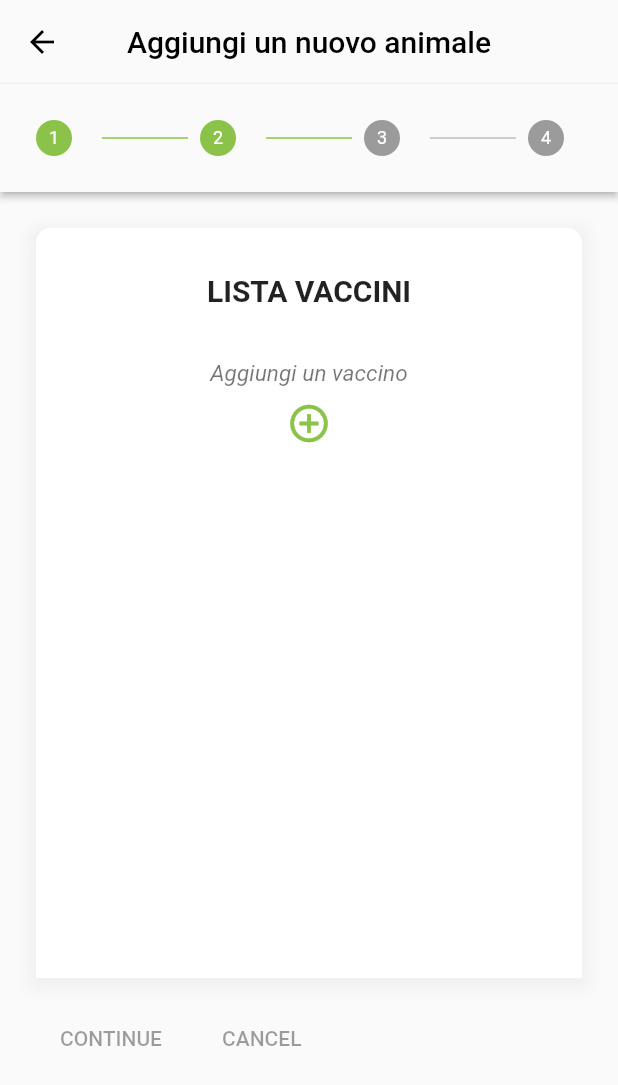
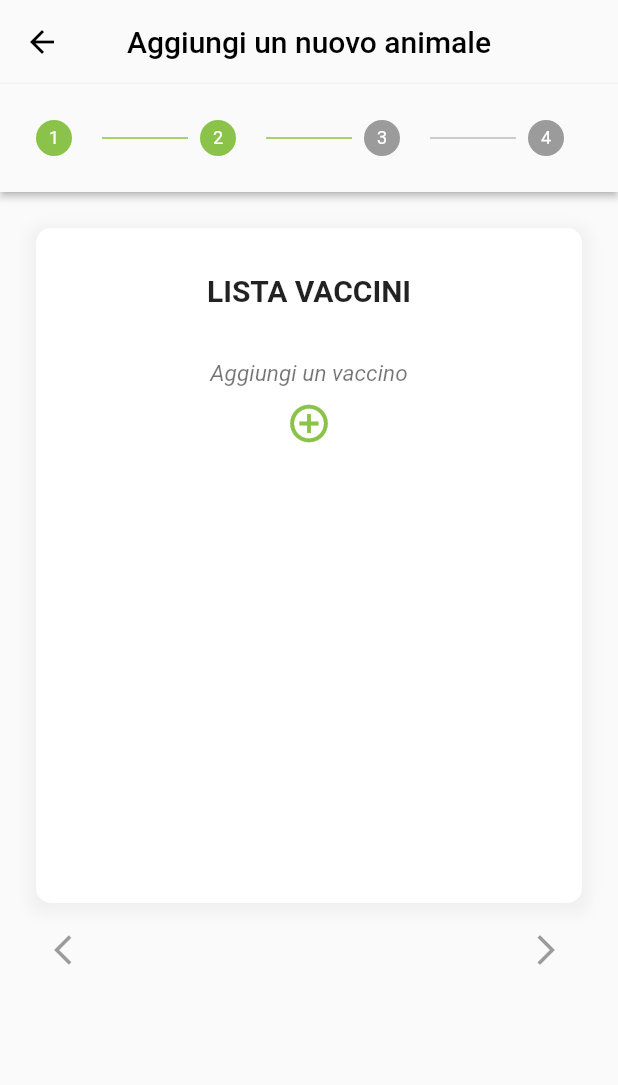
Before and after one commit to simoneauriemma/Pet-360, a Flutter app: the NavigatorAdd screen opened directly, after a tap on an icon or button, on a phone screen of 412 x 824 dp. Shown: the top 1085 px of the screen. Run offline on Flutter 3.47's test engine with Material 2 defaults, Android fonts, the phone set to English and light mode, and no system bars; our stand-ins replace cloud_firestore, curved_navigation_bar, firebase_auth, firebase_core, firebase_database, firebase_storage and 10 more; missing offline and left inert: tflite; accounts and stored records are empty; Roboto replaces fonts that are missing (Questrial); project files that could hold a hidden picture were left out.

Commit message:
Update navigator_add.dart

```diff
--- a/lib/screens/navigator_add.dart
+++ b/lib/screens/navigator_add.dart
@@ -158,11 +158,7 @@ class _addInfoState extends State<NavigatorAdd> {
         Step(
           isActive: currentStep >= 0,
           title: Text(''),
-          content: Container(
-            //color: Colors.transparent.withOpacity(0.5),
-            child: SingleChildScrollView(
-              padding: EdgeInsets.only(bottom: 100),
-              child: Column(
+          content:  Column(
                 children: [
                   Container(
                       padding: EdgeInsets.only(top: 20),
@@ -422,25 +418,26 @@ class _addInfoState extends State<NavigatorAdd> {
                           )
                         ],
                       )),
+                //Padding(padding: EdgeInsets.only(bottom: 100))
                 ],
               ),
-            ),
-          ),
+
         ),
         Step(
           isActive: currentStep >= 1,
           title: Text(''),
-          content: Column(children: [
+          content:
+          Column(children: [
             Container(
               width: MediaQuery.of(context).size.width / 1.1,
-              height: 500,
+              height: 450,
               decoration: BoxDecoration(
                 color: Colors.white,
                 borderRadius: const BorderRadius.only(
                     topLeft: Radius.circular(10),
                     topRight: Radius.circular(10),
-                    bottomLeft: Radius.circular(0),
-                    bottomRight: Radius.circular(0)),
+                    bottomLeft: Radius.circular(10),
+                    bottomRight: Radius.circular(10)),
                 boxShadow: [
                   BoxShadow(
                     color: Colors.grey.withOpacity(0.1),
@@ -729,6 +726,7 @@ class _addInfoState extends State<NavigatorAdd> {
               ),
             ),
           ]),
+
         ),
         Step(
             isActive: currentStep >= 2,
@@ -1111,7 +1109,7 @@ class _addInfoState extends State<NavigatorAdd> {
   @override
   Widget build(BuildContext context) {
     return Scaffold(
-      resizeToAvoidBottomInset: false,
+      //resizeToAvoidBottomInset: false,
       appBar: AppBar(
         backgroundColor: Colors.transparent,
         title: Text("Aggiungi un nuovo animale"),
@@ -1129,8 +1127,43 @@ class _addInfoState extends State<NavigatorAdd> {
         type: StepperType.horizontal,
         steps: getSteps(),
         currentStep: currentStep,
-        onStepContinue: null,
-        onStepCancel: null,
+         controlsBuilder: (BuildContext context,
+          {VoidCallback? onStepContinue, VoidCallback? onStepCancel}) {
+        return Row(
+          mainAxisSize: MainAxisSize.max,
+              mainAxisAlignment: MainAxisAlignment.spaceBetween,
+          children: <Widget>[
+             IconButton(
+               padding: EdgeInsets.only(top: 15),
+              onPressed: onStepCancel,
+              icon: Icon(Icons.arrow_back_ios),
+            ),
+
+            IconButton(
+              padding: EdgeInsets.only(top: 15),
+              onPressed: onStepContinue,
+             icon: Icon(Icons.arrow_forward_ios),
+            ),
+
+          ],
+        );
+      },
+        onStepContinue: (){
+          setState(() {
+             if(currentStep < (getSteps().length-1)){
+              currentStep +=1;
+             }
+          });
+
+        },
+        onStepCancel: (){
+          setState(() {
+            if(currentStep == 0){
+            return;
+            }
+          currentStep -=1;
+          });
+        },
         onStepTapped: (step) => setState(() {
           currentStep = step;
         }),
@@ -1140,7 +1173,6 @@ class _addInfoState extends State<NavigatorAdd> {
 
   Future<void> uploadFile(String filePath) async {
     File file = File(filePath);
-
     try {
       await firebase_storage.FirebaseStorage.instance
           .ref('uploads/' + filePath.split("/").last)
```
